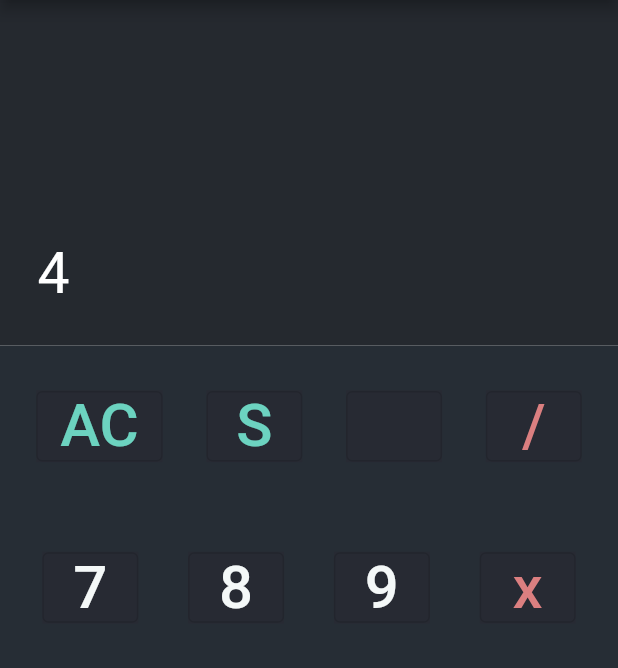
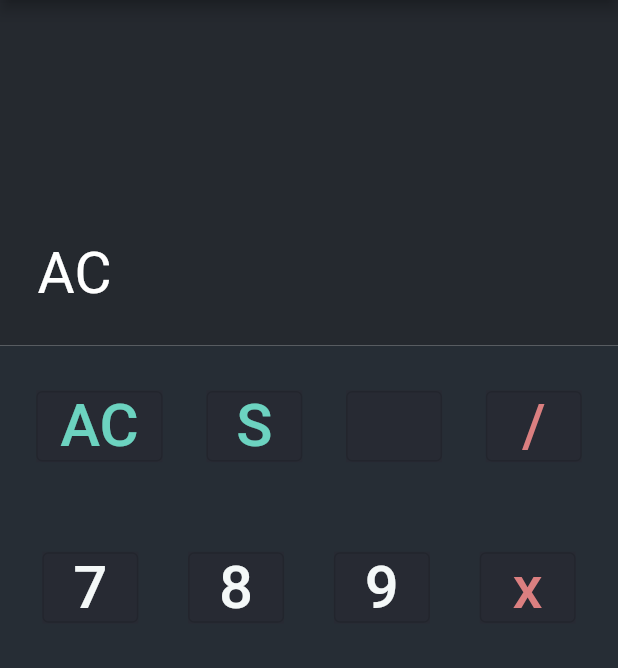
Before and after one commit to soulandbone/training_calculator_app, a Flutter app: the screen it shows after launch, after a tap on "AC", on a phone screen of 412 x 824 dp, the part 84-752 px from its top. Run offline on Flutter 3.47's test engine with Material 2 defaults, Android fonts, the phone set to English and light mode, and no system bars.

Commit message:
Simple button pressure identifying the values, is working

```diff
--- a/lib/main.dart
+++ b/lib/main.dart
@@ -15,7 +15,7 @@ class MyApp extends StatelessWidget {
         theme: ThemeData(
           primarySwatch: Colors.blueGrey,
         ),
-        home: const HomePage(),
+        home: HomePage(),
         debugShowCheckedModeBanner: false);
   }
 }
--- a/lib/screens/homepage.dart
+++ b/lib/screens/homepage.dart
@@ -1,15 +1,25 @@
 import 'package:flutter/material.dart';
 import 'package:training_calculator_app/widgets/input_section.dart';
 
-class HomePage extends StatelessWidget {
-  const HomePage({super.key});
+class HomePage extends StatefulWidget {
+  @override
+  State<HomePage> createState() => _HomePageState();
+}
+
+class _HomePageState extends State<HomePage> {
+  String displayedNumber = '0';
+
+  void setNumber(String val) {
+    setState(() {
+      displayedNumber = val;
+      print('Button was pressed');
+    });
+  }
 
   @override
   Widget build(BuildContext context) {
     double appBarHeight = MediaQuery.of(context).padding.top + kToolbarHeight;
     double usableHeight = MediaQuery.of(context).size.height - appBarHeight;
-
-    String displayedNumber = '4';
 
     return Scaffold(
       appBar: AppBar(title: const Text('Calculator')),
@@ -27,7 +37,7 @@ class HomePage extends StatelessWidget {
                   style: const TextStyle(fontSize: 38, color: Colors.white),
                 ),
               )),
-          SizedBox(height: usableHeight * 0.7, child: const InputSection())
+          SizedBox(height: usableHeight * 0.7, child: InputSection(setNumber))
         ],
       ),
     );
--- a/lib/widgets/custom_button.dart
+++ b/lib/widgets/custom_button.dart
@@ -1,10 +1,12 @@
 import 'package:flutter/material.dart';
+import 'package:training_calculator_app/widgets/input_section.dart';
 
 class CustomButton extends StatelessWidget {
   String val;
+  Function setNumber;
   Color textColor1;
 
-  CustomButton(this.val,
+  CustomButton(this.val, this.setNumber,
       [this.textColor1 = const Color.fromRGBO(244, 248, 248, 1)]);
 
   @override
@@ -14,7 +16,7 @@ class CustomButton extends StatelessWidget {
       decoration: const BoxDecoration(color: Color.fromRGBO(39, 42, 51, 1)),
       alignment: Alignment.topCenter,
       child: OutlinedButton(
-        onPressed: () {},
+        onPressed: () => setNumber(val),
         child: Text(
           val,
           style: TextStyle(fontSize: 40, color: textColor1),
--- a/lib/widgets/input_section.dart
+++ b/lib/widgets/input_section.dart
@@ -2,7 +2,9 @@ import 'package:flutter/material.dart';
 import './custom_button.dart';
 
 class InputSection extends StatelessWidget {
-  const InputSection({super.key});
+  Function setNumber;
+
+  InputSection(this.setNumber);
 
   @override
   Widget build(BuildContext context) {
@@ -14,46 +16,53 @@ class InputSection extends StatelessWidget {
           Row(
             mainAxisAlignment: MainAxisAlignment.spaceEvenly,
             children: [
-              CustomButton('AC', const Color.fromRGBO(108, 211, 192, 1)),
-              CustomButton('S', const Color.fromRGBO(108, 211, 192, 1)),
-              CustomButton(''),
-              CustomButton('/', const Color.fromRGBO(219, 127, 128, 1)),
+              CustomButton(
+                  'AC', setNumber, const Color.fromRGBO(108, 211, 192, 1)),
+              CustomButton(
+                  'S', setNumber, const Color.fromRGBO(108, 211, 192, 1)),
+              CustomButton('', setNumber),
+              CustomButton(
+                  '/', setNumber, const Color.fromRGBO(219, 127, 128, 1)),
             ],
           ),
           Row(
             mainAxisAlignment: MainAxisAlignment.spaceEvenly,
             children: [
-              CustomButton('7'),
-              CustomButton('8'),
-              CustomButton('9'),
-              CustomButton('x', const Color.fromRGBO(219, 127, 128, 1)),
+              CustomButton('7', setNumber),
+              CustomButton('8', setNumber),
+              CustomButton('9', setNumber),
+              CustomButton(
+                  'x', setNumber, const Color.fromRGBO(219, 127, 128, 1)),
             ],
           ),
           Row(
             mainAxisAlignment: MainAxisAlignment.spaceEvenly,
             children: [
-              CustomButton('4'),
-              CustomButton('5'),
-              CustomButton('6'),
-              CustomButton('-', const Color.fromRGBO(219, 127, 128, 1)),
+              CustomButton('4', setNumber),
+              CustomButton('5', setNumber),
+              CustomButton('6', setNumber),
+              CustomButton(
+                  '-', setNumber, const Color.fromRGBO(219, 127, 128, 1)),
             ],
           ),
           Row(
             mainAxisAlignment: MainAxisAlignment.spaceEvenly,
             children: [
-              CustomButton('1'),
-              CustomButton('2'),
-              CustomButton('3'),
-              CustomButton('+', const Color.fromRGBO(219, 127, 128, 1)),
+              CustomButton('1', setNumber),
+              CustomButton('2', setNumber),
+              CustomButton('3', setNumber),
+              CustomButton(
+                  '+', setNumber, const Color.fromRGBO(219, 127, 128, 1)),
             ],
           ),
           Row(
             mainAxisAlignment: MainAxisAlignment.spaceEvenly,
             children: [
-              CustomButton('0'),
-              CustomButton('.'),
-              CustomButton(''),
-              CustomButton('=', const Color.fromRGBO(219, 127, 128, 1)),
+              CustomButton('0', setNumber),
+              CustomButton('.', setNumber),
+              CustomButton('', setNumber),
+              CustomButton(
+                  '=', setNumber, const Color.fromRGBO(219, 127, 128, 1)),
             ],
           ),
         ],
```
